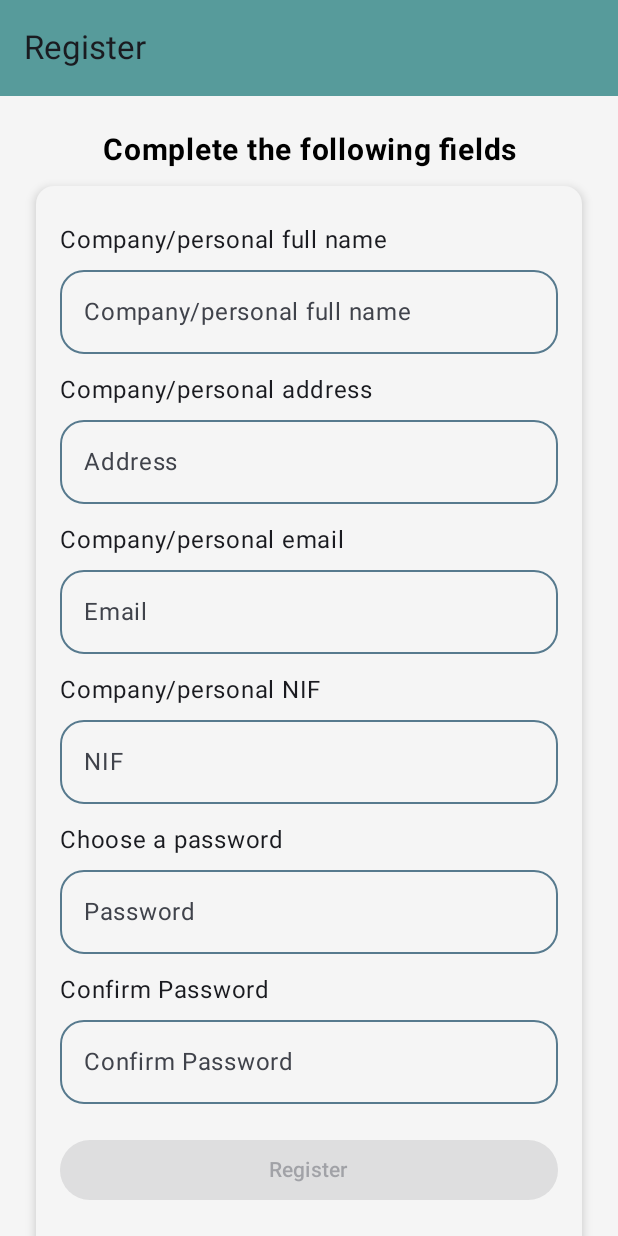
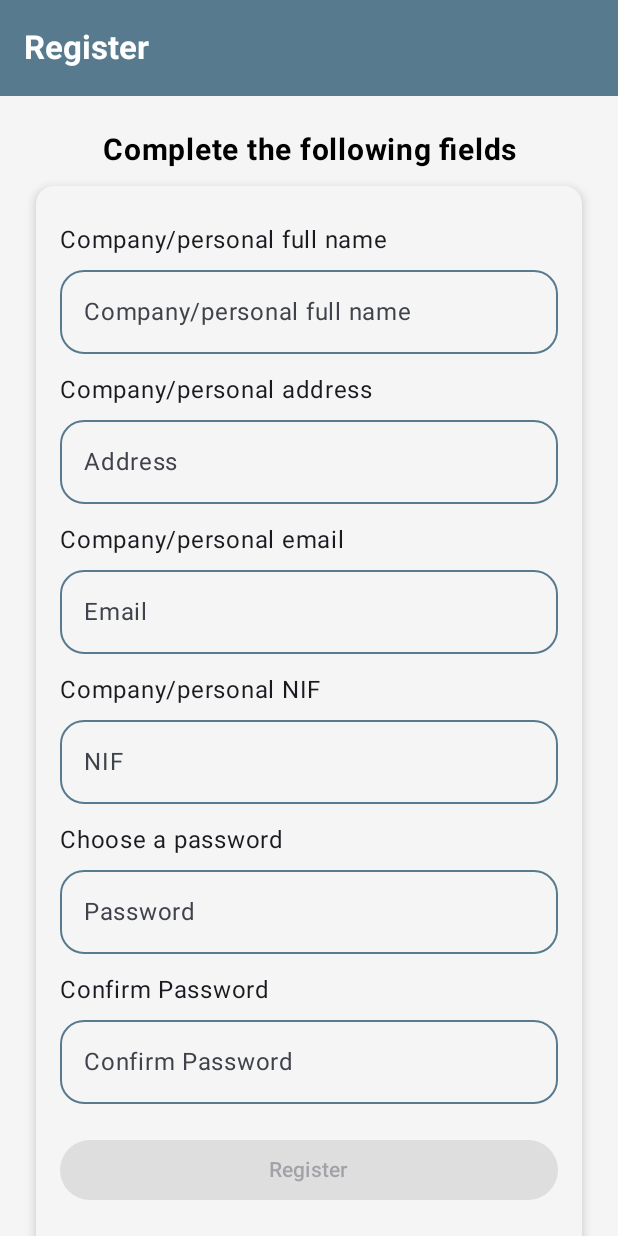
Before and after one commit to AlbaCastilla/Intermodular, an Android app built with Jetpack Compose: the Registro screen opened through its navigation route, on a phone screen of 412 x 824 dp. Run offline under Robolectric (Android 15) with nearby library versions, the phone set to English and light mode, and no system bars; our stand-ins replace Firebase (no records; nobody signed in at launch, a user with empty details on screens opened directly), livedata-compose; 2 statements that could not run were skipped.

Commit message:
Vista Inicial para el usuario añadida

```diff
--- a/app/src/main/java/com/example/intermodular/componentes/barraNavegacion/barraNavegacion.kt
+++ b/app/src/main/java/com/example/intermodular/componentes/barraNavegacion/barraNavegacion.kt
@@ -23,7 +23,7 @@ fun BottomNavigationBarComponent(
     val selectedRoute by navController.currentBackStackEntryAsState()
 
     // Barra de navegación inferior
-    NavigationBar(containerColor = Color(0xFFB0D7D7)) {
+    NavigationBar(containerColor = Color(0xFF9BB7C5)) {
         // Iterar sobre los elementos de navegación definidos en el ViewModel
         viewModel.navItems.forEach { item ->
             // Verificar si el item es el seleccionado
--- a/app/src/main/java/com/example/intermodular/navigation/AppScreens.kt
+++ b/app/src/main/java/com/example/intermodular/navigation/AppScreens.kt
@@ -1,6 +1,8 @@
 package com.example.intermodular.navigation
 
 sealed class AppScreens(val ruta: String){
+    object VistaInicial: AppScreens("VistaInicial")
+
     object Home: AppScreens("Home")
     object Perfil: AppScreens("Perfil")
     object Login: AppScreens("Login")
--- a/app/src/main/java/com/example/intermodular/navigation/NavigationWrapper.kt
+++ b/app/src/main/java/com/example/intermodular/navigation/NavigationWrapper.kt
@@ -25,6 +25,7 @@ import com.example.intermodular.ui.screens.factRecibidas.form.FormularioFRViewMo
 import com.example.intermodular.ui.screens.factRecibidas.form.FuncionesFormularioFR3
 import com.example.intermodular.ui.screens.factRecibidas.screen.FRHome
 import com.example.intermodular.ui.screens.factRecibidas.screen.FRHomeViewModel
+import com.example.intermodular.ui.screens.inicial.VistaInicial
 
 
 import com.example.intermodular.ui.screens.home.HomeViewModel
@@ -50,7 +51,12 @@ fun NavigationWrapper (navController: NavHostController) {
 
 
 
-    NavHost(navController = navController, startDestination = AppScreens.Registro.ruta) {
+    NavHost(navController = navController, startDestination = AppScreens.VistaInicial.ruta) {
+        composable(AppScreens.VistaInicial.ruta){
+            VistaInicial(
+                navController = navController
+            )
+        }
         composable(AppScreens.Home.ruta){
             Home(
                 viewModel = homeViewModel,
--- a/app/src/main/java/com/example/intermodular/ui/screens/Perfil/Perfil.kt
+++ b/app/src/main/java/com/example/intermodular/ui/screens/Perfil/Perfil.kt
@@ -41,6 +41,7 @@ import androidx.compose.ui.Alignment
 import androidx.compose.ui.Modifier
 import androidx.compose.ui.draw.clip
 import androidx.compose.ui.graphics.Color
+import androidx.compose.ui.graphics.Color.Companion.White
 import androidx.compose.ui.platform.LocalContext
 import androidx.compose.ui.text.font.FontWeight
 import androidx.compose.ui.tooling.preview.Preview
@@ -313,17 +314,24 @@ fun Perfil(viewModel: PerfilViewModel, navController: NavHostController) {
     Scaffold(
         topBar = {
             TopAppBar(
-                title = { Text("Profile") },
+                title = {
+                    Text(
+                        "Profile",
+                        color = Color.White,
+                        fontWeight = FontWeight.Bold
+                    )
+                },
                 navigationIcon = {
                     IconButton(onClick = { navController.popBackStack() }) {
                         Icon(
                             imageVector = Icons.Filled.ArrowBack,
-                            contentDescription = "Back"
+                            contentDescription = "Back",
+                            tint = Color.White
                         )
                     }
                 },
                 colors = TopAppBarDefaults.centerAlignedTopAppBarColors(containerColor = Color(
-                    0xFF579B9B
+                    0xFF577A8E
                 )/*MaterialTheme.colorScheme.primary*/)
             )
         },
@@ -368,7 +376,7 @@ fun Perfil(viewModel: PerfilViewModel, navController: NavHostController) {
                         ),
                         modifier = Modifier
                             .fillMaxWidth()
-                            .background(Color.White, RoundedCornerShape(8.dp))
+                            .background(White, RoundedCornerShape(8.dp))
                             .padding(12.dp)
                             .align(Alignment.CenterHorizontally)
                     )
--- /dev/null
+++ b/app/src/main/java/com/example/intermodular/ui/screens/inicial/VistaInicial.kt
@@ -0,0 +1,126 @@
+package com.example.intermodular.ui.screens.inicial
+
+import androidx.compose.foundation.Image
+import androidx.compose.foundation.background
+import androidx.compose.foundation.layout.Arrangement
+import androidx.compose.foundation.layout.Box
+import androidx.compose.foundation.layout.Column
+import androidx.compose.foundation.layout.Spacer
+import androidx.compose.foundation.layout.fillMaxSize
+import androidx.compose.foundation.layout.fillMaxWidth
+import androidx.compose.foundation.layout.height
+import androidx.compose.foundation.layout.padding
+import androidx.compose.foundation.layout.size
+import androidx.compose.foundation.shape.RoundedCornerShape
+import androidx.compose.material3.Button
+import androidx.compose.material3.ButtonDefaults
+import androidx.compose.material3.Text
+import androidx.compose.runtime.Composable
+import androidx.compose.ui.Alignment
+import androidx.compose.ui.Modifier
+import androidx.compose.ui.draw.clip
+import androidx.compose.ui.graphics.Brush
+import androidx.compose.ui.graphics.Color
+import androidx.compose.ui.res.painterResource
+import androidx.compose.ui.text.TextStyle
+import androidx.compose.ui.text.font.FontWeight
+import androidx.compose.ui.text.style.TextAlign
+import androidx.compose.ui.unit.dp
+import androidx.compose.ui.unit.sp
+import androidx.navigation.NavController
+import com.example.intermodular.R
+import com.example.intermodular.navigation.AppScreens
+
+@Composable
+fun VistaInicial(navController: NavController) {
+    // Definimos el color base que has utilizado
+    val baseColor = Color(0xFF577A8E)
+
+    Box(
+        modifier = Modifier
+            .fillMaxSize()
+            .background(
+                brush = Brush.verticalGradient(
+                    colors = listOf(
+                        baseColor,
+                        baseColor.copy(alpha = 0.8f)
+                    )
+                )
+            )
+            .padding(16.dp)
+    ) {
+        Column(
+            modifier = Modifier
+                .fillMaxSize(),
+            verticalArrangement = Arrangement.Center,
+            horizontalAlignment = Alignment.CenterHorizontally
+        ) {
+
+            Text(
+                text = "Welcome to InvoicesPro",
+                style = TextStyle(
+                    color = Color.White,
+                    fontSize = 28.sp,
+                    fontWeight = FontWeight.Bold
+                ),
+                textAlign = TextAlign.Center
+            )
+
+            Spacer(modifier = Modifier.height(24.dp))
+
+            // Imagen del logo (reemplaza con la tuya)
+            Image(
+                painter = painterResource(id = R.drawable.logo_app_fact), // Tienes que colocar la imagen en res/drawable con el nombre "logo"
+                contentDescription = "App Logo",
+                modifier = Modifier
+                    .size(180.dp)
+                    .clip(RoundedCornerShape(24.dp))
+            )
+
+            Spacer(modifier = Modifier.height(40.dp))
+
+            Button(
+                onClick = {
+                    navController.navigate(AppScreens.Login.ruta)
+                },
+                modifier = Modifier
+                    .fillMaxWidth(0.8f)
+                    .height(50.dp),
+                colors = ButtonDefaults.buttonColors(
+                    containerColor = Color.White
+                ),
+                shape = RoundedCornerShape(16.dp)
+            ) {
+                Text(
+                    text = "LogIn",
+                    color = baseColor,
+                    fontSize = 16.sp,
+                    fontWeight = FontWeight.Bold
+                )
+            }
+
+            Spacer(modifier = Modifier.height(16.dp))
+
+
+            Button(
+                onClick = {
+                    navController.navigate(AppScreens.Registro.ruta)
+                },
+                modifier = Modifier
+                    .fillMaxWidth(0.8f)
+                    .height(50.dp),
+                colors = ButtonDefaults.buttonColors(
+                    containerColor = Color.White
+                ),
+                shape = RoundedCornerShape(16.dp)
+            ) {
+                Text(
+                    text = "Register",
+                    color = baseColor,
+                    fontSize = 16.sp,
+                    fontWeight = FontWeight.Bold
+                )
+            }
+        }
+    }
+}
--- a/app/src/main/java/com/example/intermodular/ui/screens/login/Login.kt
+++ b/app/src/main/java/com/example/intermodular/ui/screens/login/Login.kt
@@ -1,5 +1,6 @@
 package com.example.intermodular.ui.screens.login
 
+import android.util.Log
 import androidx.compose.runtime.Composable
 
 import androidx.compose.foundation.background
@@ -151,9 +152,15 @@ fun Login(viewModel: LoginViewModel, navController: NavHostController) {
     Scaffold(
         topBar = {
             TopAppBar(
-                title = { Text("LogIn") },
+                title = {
+                    Text(
+                        "LogIn",
+                        color = Color.White,
+                        fontWeight = FontWeight.Bold
+                    )
+                },
                 colors = TopAppBarDefaults.centerAlignedTopAppBarColors(containerColor = Color(
-                    0xFF579B9B
+                    0xFF577A8E
                 ))
             )
         },
@@ -260,12 +267,13 @@ fun Login(viewModel: LoginViewModel, navController: NavHostController) {
                             // Show login result message
                             loginResult.value?.let { // Access value directly
                                 if (it) {
-                                    Text(
-                                        text = "Logged in successfully! User ID: ${userId.value ?: ""}", // Fallback to empty string if null
-                                        color = Color.Green,
-                                        fontSize = 16.sp,
-                                        modifier = Modifier.padding(top = 16.dp)
-                                    )
+//                                    Text(
+//                                        L = "Logged in successfully! User ID: ${userId.value ?: ""}", // Fallback to empty string if null
+//                                        color = Color.Green,
+//                                        fontSize = 16.sp,
+//                                        modifier = Modifier.padding(top = 16.dp)
+//                                    )
+                                    Log.d("LoginViewModel", "Logged in successfully! User ID: ${userId.value ?: ""}")
                                 } else {
                                     Text(
                                         text = "Login failed! ${errorMessage.value ?: "Unknown error"}", // Fallback message
--- a/app/src/main/java/com/example/intermodular/ui/screens/registro/Registro.kt
+++ b/app/src/main/java/com/example/intermodular/ui/screens/registro/Registro.kt
@@ -42,9 +42,15 @@ fun Registro(viewModel: RegistroViewModel, navController: NavHostController) {
     Scaffold(
         topBar = {
             TopAppBar(
-                title = { Text("Register") },
+                title = {
+                    Text(
+                        "Register",
+                        color = Color.White,
+                        fontWeight = FontWeight.Bold
+                    )
+                },
                 colors = TopAppBarDefaults.centerAlignedTopAppBarColors(containerColor = Color(
-                    0xFF579B9B
+                    0xFF577A8E
                 ))
             )
         },
```
Also changed, not shown: app/src/main/res/drawable-nodpi/logo_app_fact.webp (added).
